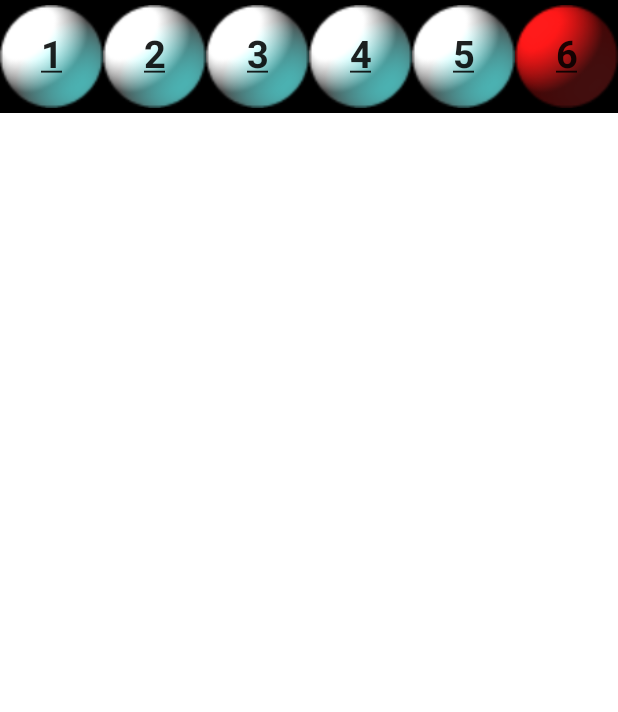
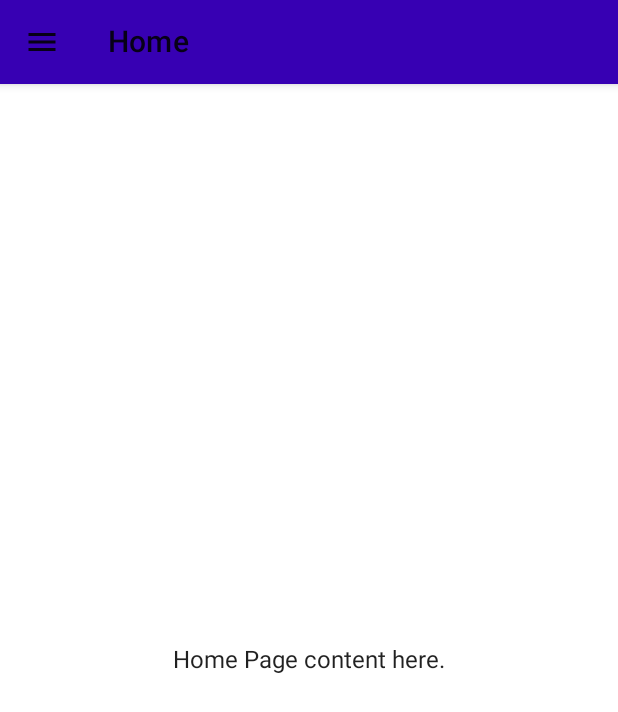
Before and after one commit to copypasteearth/PowerMega, an Android app built with Jetpack Compose: the screen it shows after launch (MainActivity), on a phone screen of 412 x 824 dp. Shown: the top 712 px of the screen. Run offline under Robolectric (Android 15) with nearby library versions, the phone set to English and light mode, and no system bars.

Commit message:
added navigation drawer and temporary screens for each drawer entry

```diff
--- a/app/src/main/java/jacs/apps/powermega/MainActivity.kt
+++ b/app/src/main/java/jacs/apps/powermega/MainActivity.kt
@@ -7,13 +7,13 @@ import androidx.activity.compose.setContent
 import androidx.compose.foundation.Image
 import androidx.compose.foundation.background
 import androidx.compose.foundation.layout.*
-import androidx.compose.material.MaterialTheme
-import androidx.compose.material.Surface
-import androidx.compose.material.Text
+import androidx.compose.material.*
 import androidx.compose.runtime.Composable
+import androidx.compose.runtime.rememberCoroutineScope
 import androidx.compose.ui.Alignment
 import androidx.compose.ui.Modifier
 import androidx.compose.ui.graphics.Color
+import androidx.compose.ui.input.key.Key.Companion.Home
 import androidx.compose.ui.res.painterResource
 import androidx.compose.ui.text.TextStyle
 import androidx.compose.ui.text.font.FontWeight
@@ -24,7 +24,12 @@ import androidx.compose.ui.tooling.preview.Preview
 import androidx.compose.ui.unit.TextUnit
 import androidx.compose.ui.unit.dp
 import androidx.compose.ui.unit.sp
+import androidx.navigation.compose.NavHost
+import androidx.navigation.compose.composable
+import androidx.navigation.compose.rememberNavController
+import jacs.apps.powermega.Views.*
 import jacs.apps.powermega.ui.theme.PowerMegaTheme
+import kotlinx.coroutines.launch
 
 
 class MainActivity : ComponentActivity() {
@@ -32,81 +37,79 @@ class MainActivity : ComponentActivity() {
         super.onCreate(savedInstanceState)
         setContent {
             PowerMegaTheme {
-                // A surface container using the 'background' color from the theme
-                Surface(color = MaterialTheme.colors.background) {
-                    Greeting("Android")
-                }
+                AppMainScreen(preview = false)
             }
         }
     }
 }
 
 @Composable
-fun Greeting(name: String) {
+fun AppMainScreen(preview: Boolean) {
+    val navController = rememberNavController()
+    Surface(color = MaterialTheme.colors.background) {
+        val drawerState = rememberDrawerState(DrawerValue.Closed)
+        val scope = rememberCoroutineScope()
+        val openDrawer = {
+            scope.launch {
+                drawerState.open()
+            }
+        }
+        ModalDrawer(
+            drawerState = drawerState,
+            gesturesEnabled = drawerState.isOpen,
+            drawerContent = {
+                Drawer(
+                    onDestinationClicked = { route ->
+                        scope.launch {
+                            drawerState.close()
+                        }
+                        navController.navigate(route) {
+                            //popUpTo = navController.graph.startDestination
+                            launchSingleTop = true
+                        }
+                    }
+                )
+            }
+        ) {
+            if(!preview){
+                NavHost(
+                    navController = navController,
+                    startDestination = DrawerScreens.MyTickets.route
+                ) {
+                    composable(DrawerScreens.MyTickets.route) {
+                        Home(
+                            openDrawer = {
+                                openDrawer()
+                            }
+                        )
+                    }
+                    composable(DrawerScreens.PastResults.route) {
+                        Account(
+                            openDrawer = {
+                                openDrawer()
+                            }
+                        )
+                    }
+                    composable(DrawerScreens.Simulator.route) {
+                        Help(
+                            openDrawer = {
+                                openDrawer()
+                            }
+                        )
+                    }
+                }
+            }else{
+                Text(text = "hello")
+            }
 
-    Row(modifier = Modifier.fillMaxWidth().background(color= Color.Black),verticalAlignment = Alignment.CenterVertically) {
-        Box(modifier = Modifier.weight(1f).size(75.dp,75.dp)){
-            Image(painter = painterResource(id = R.drawable.ball1),"ball 1",modifier = Modifier.fillMaxSize())
-            Text(
-                "1",
-                fontSize = 25.sp,
-                textAlign = TextAlign.Center,
-                style = TextStyle(textDecoration = TextDecoration.Underline),
-                fontWeight = FontWeight.Bold,
-                modifier = Modifier.fillMaxSize().paddingFromBaseline(top = 45.dp))
         }
-        Box(modifier = Modifier.weight(1f).size(75.dp,75.dp)){
-            Image(painter = painterResource(id = R.drawable.ball1),"ball 2",modifier = Modifier.fillMaxSize())
-            Text("2",
-                fontSize = 25.sp,textAlign = TextAlign.Center,
-                style = TextStyle(textDecoration = TextDecoration.Underline),
-                fontWeight = FontWeight.Bold,
-                modifier = Modifier.fillMaxSize().paddingFromBaseline(top = 45.dp))
-        }
-        Box(modifier = Modifier.weight(1f).size(75.dp,75.dp)){
-            Image(painter = painterResource(id = R.drawable.ball1),"ball 3",modifier = Modifier.fillMaxSize())
-            Text("3",
-                fontSize = 25.sp,textAlign = TextAlign.Center,
-                style = TextStyle(textDecoration = TextDecoration.Underline),
-                fontWeight = FontWeight.Bold,
-                modifier = Modifier.fillMaxSize().paddingFromBaseline(top = 45.dp))
-        }
-        Box(modifier = Modifier.weight(1f).size(75.dp,75.dp)){
-            Image(painter = painterResource(id = R.drawable.ball1),"ball 4",modifier = Modifier.fillMaxSize())
-            Text("4",
-                fontSize = 25.sp,textAlign = TextAlign.Center,
-                style = TextStyle(textDecoration = TextDecoration.Underline),
-                fontWeight = FontWeight.Bold,
-                modifier = Modifier.fillMaxSize().paddingFromBaseline(top = 45.dp))
-        }
-        Box(modifier = Modifier.weight(1f).size(75.dp,75.dp)){
-            Image(painter = painterResource(id = R.drawable.ball1),"ball 5",modifier = Modifier.fillMaxSize())
-            Text("5",
-                fontSize = 25.sp,textAlign = TextAlign.Center,
-                style = TextStyle(textDecoration = TextDecoration.Underline),
-                fontWeight = FontWeight.Bold,
-                modifier = Modifier.fillMaxSize().paddingFromBaseline(top = 45.dp))
-        }
-        Box(modifier = Modifier.weight(1f).size(75.dp,75.dp)){
-            Image(painter = painterResource(id = R.drawable.power1),"powerball",modifier = Modifier.fillMaxSize())
-            Text("6",
-                fontSize = 25.sp,textAlign = TextAlign.Center,
-                style = TextStyle(textDecoration = TextDecoration.Underline),
-                fontWeight = FontWeight.Bold,
-                modifier = Modifier.fillMaxSize().paddingFromBaseline(top = 45.dp))
-        }
-
-
-
-
     }
-    //Text(text = "Hello $name!")
 }
 
 @Preview(showBackground = true)
 @Composable
 fun DefaultPreview() {
     PowerMegaTheme {
-        Greeting("Android")
+        AppMainScreen(preview = true)
     }
 }
--- /dev/null
+++ b/app/src/main/java/jacs/apps/powermega/Views/Drawer.kt
@@ -0,0 +1,100 @@
+package jacs.apps.powermega.Views
+import android.content.res.Resources
+import androidx.compose.foundation.Image
+import androidx.compose.foundation.background
+import androidx.compose.foundation.clickable
+import androidx.compose.foundation.layout.*
+import androidx.compose.material.Divider
+import androidx.compose.material.Icon
+import androidx.compose.material.MaterialTheme
+import androidx.compose.material.Text
+import androidx.compose.material.icons.Icons
+import androidx.compose.material.icons.filled.Camera
+import androidx.compose.material.icons.filled.Image
+import androidx.compose.material.icons.filled.MenuBook
+import androidx.compose.runtime.Composable
+import androidx.compose.ui.Alignment
+import androidx.compose.ui.Modifier
+import androidx.compose.ui.graphics.vector.ImageVector
+import androidx.compose.ui.platform.LocalContext
+import androidx.compose.ui.res.painterResource
+import androidx.compose.ui.tooling.preview.Preview
+import androidx.compose.ui.unit.dp
+import androidx.core.content.ContentProviderCompat.requireContext
+import jacs.apps.powermega.ui.theme.PowerMegaTheme
+import jacs.apps.powermega.R
+
+
+sealed class DrawerScreens(val title: Int, val route: String, val icon: ImageVector) {
+
+    object MyTickets : DrawerScreens(R.string.my_tickets, "mytickets",Icons.Filled.MenuBook)
+    object PastResults : DrawerScreens(R.string.past_results, "pastresults",Icons.Filled.Image)
+    object Simulator : DrawerScreens( R.string.simulator, "simulator",Icons.Filled.Camera)
+}
+
+private val screens = listOf(
+    DrawerScreens.MyTickets,
+    DrawerScreens.PastResults,
+    DrawerScreens.Simulator
+)
+
+@Composable
+fun Drawer(
+    modifier: Modifier = Modifier,
+    onDestinationClicked: (route: String) -> Unit
+) {
+    val context = LocalContext.current
+    Column(
+        modifier
+            .fillMaxSize(),
+        horizontalAlignment = Alignment.CenterHorizontally
+
+    ) {
+        Column(modifier.background(color = MaterialTheme.colors.primary).fillMaxWidth(1f), horizontalAlignment = Alignment.CenterHorizontally) {
+            Image(
+                modifier = modifier.size(100.dp,100.dp),
+                painter = painterResource(R.drawable.powerstar1),
+                contentDescription = "App icon"
+            )
+            Text(
+                text = context.getString(R.string.lottery_tools),
+                style = MaterialTheme.typography.h5,
+                color = MaterialTheme.colors.onPrimary
+            )
+            Text(
+                text = context.getString(R.string.header_text),
+                style = MaterialTheme.typography.h6,
+                color = MaterialTheme.colors.onPrimary
+            )
+        }
+
+        Divider(color = MaterialTheme.colors.onPrimary)
+        screens.forEach { screen ->
+
+            Spacer(Modifier.height(24.dp))
+            Row(verticalAlignment = Alignment.CenterVertically, horizontalArrangement = Arrangement.SpaceEvenly) {
+                Icon(screen.icon, contentDescription = context.getString(screen.title),tint = MaterialTheme.colors.onPrimary)
+                Spacer(Modifier.width(20.dp))
+                Text(
+                    text = context.getString(screen.title),
+                    style = MaterialTheme.typography.h4,
+                    color = MaterialTheme.colors.onPrimary,
+                    modifier = Modifier.clickable {
+                        onDestinationClicked(screen.route)
+                    }
+                )
+            }
+            Spacer(Modifier.height(24.dp))
+            Divider(color = MaterialTheme.colors.onPrimary)
+
+        }
+    }
+}
+
+@Preview
+@Composable
+fun DrawerPreview() {
+    PowerMegaTheme() {
+        Drawer{}
+    }
+}
--- /dev/null
+++ b/app/src/main/java/jacs/apps/powermega/Views/Screens.kt
@@ -0,0 +1,65 @@
+package jacs.apps.powermega.Views
+
+import androidx.compose.foundation.layout.Arrangement
+import androidx.compose.foundation.layout.Column
+import androidx.compose.foundation.layout.fillMaxSize
+import androidx.compose.material.MaterialTheme
+import androidx.compose.material.Text
+import androidx.compose.material.icons.Icons
+import androidx.compose.material.icons.filled.ArrowBack
+import androidx.compose.material.icons.filled.Menu
+import androidx.compose.runtime.Composable
+import androidx.compose.ui.Alignment
+import androidx.compose.ui.Modifier
+import androidx.navigation.NavController
+
+@Composable
+fun Home(openDrawer: () -> Unit) {
+    Column(modifier = Modifier.fillMaxSize()) {
+        TopBar(
+            title = "Home",
+            buttonIcon = Icons.Filled.Menu,
+            onButtonClicked = { openDrawer() }
+        )
+        Column(
+            modifier = Modifier.fillMaxSize(),
+            verticalArrangement = Arrangement.Center,
+            horizontalAlignment = Alignment.CenterHorizontally) {
+            Text(text = "Home Page content here.")
+        }
+    }
+}
+
+@Composable
+fun Account(openDrawer: () -> Unit) {
+    Column(modifier = Modifier.fillMaxSize()) {
+        TopBar(
+            title = "Account",
+            buttonIcon = Icons.Filled.Menu,
+            onButtonClicked = { openDrawer() }
+        )
+        Column(
+            modifier = Modifier.fillMaxSize(),
+            verticalArrangement = Arrangement.Center,
+            horizontalAlignment = Alignment.CenterHorizontally) {
+            Text(text = "Account.", style = MaterialTheme.typography.h4)
+        }
+    }
+}
+
+@Composable
+fun Help(openDrawer: () -> Unit) {
+    Column(modifier = Modifier.fillMaxSize()) {
+        TopBar(
+            title = "Help",
+            buttonIcon = Icons.Filled.Menu,
+            onButtonClicked = { openDrawer() }
+        )
+        Column(
+            modifier = Modifier.fillMaxSize(),
+            verticalArrangement = Arrangement.Center,
+            horizontalAlignment = Alignment.CenterHorizontally) {
+            Text(text = "Help.", style = MaterialTheme.typography.h4)
+        }
+    }
+}
--- /dev/null
+++ b/app/src/main/java/jacs/apps/powermega/Views/TopBar.kt
@@ -0,0 +1,21 @@
+package jacs.apps.powermega.Views
+import androidx.compose.material.*
+import androidx.compose.runtime.Composable
+import androidx.compose.ui.graphics.vector.ImageVector
+
+@Composable
+fun TopBar(title: String = "", buttonIcon: ImageVector, onButtonClicked: () -> Unit) {
+    TopAppBar(
+        title = {
+            Text(
+                text = title
+            )
+        },
+        navigationIcon = {
+            IconButton(onClick = { onButtonClicked() } ) {
+                Icon(buttonIcon, contentDescription = "")
+            }
+        },
+        backgroundColor = MaterialTheme.colors.primaryVariant
+    )
+}
--- a/app/src/main/java/jacs/apps/powermega/ui/theme/Color.kt
+++ b/app/src/main/java/jacs/apps/powermega/ui/theme/Color.kt
@@ -6,3 +6,5 @@ val Purple200 = Color(0xFFBB86FC)
 val Purple500 = Color(0xFF6200EE)
 val Purple700 = Color(0xFF3700B3)
 val Teal200 = Color(0xFF03DAC5)
+val White = Color(0xFFFFFFFF)
+val Black = Color.Black
--- a/app/src/main/java/jacs/apps/powermega/ui/theme/Theme.kt
+++ b/app/src/main/java/jacs/apps/powermega/ui/theme/Theme.kt
@@ -9,13 +9,15 @@ import androidx.compose.runtime.Composable
 private val DarkColorPalette = darkColors(
     primary = Purple200,
     primaryVariant = Purple700,
-    secondary = Teal200
+    secondary = Teal200,
+    onPrimary = White
 )
 
 private val LightColorPalette = lightColors(
     primary = Purple500,
     primaryVariant = Purple700,
-    secondary = Teal200
+    secondary = Teal200,
+    onPrimary = Black
 
     /* Other default colors to override
     background = Color.White,
--- a/app/src/main/res/values/strings.xml
+++ b/app/src/main/res/values/strings.xml
@@ -1,3 +1,8 @@
 <resources>
     <string name="app_name">PowerMega</string>
+    <string name="lottery_tools">Lottery Tools</string>
+    <string name="my_tickets">My Tickets</string>
+    <string name="past_results">Past Results</string>
+    <string name="simulator">Simulator</string>
+    <string name="header_text">Powerball, Megamillions, and Simulation</string>
 </resources>
```
Also changed, not shown: app/build.gradle (+12 -10 lines).
